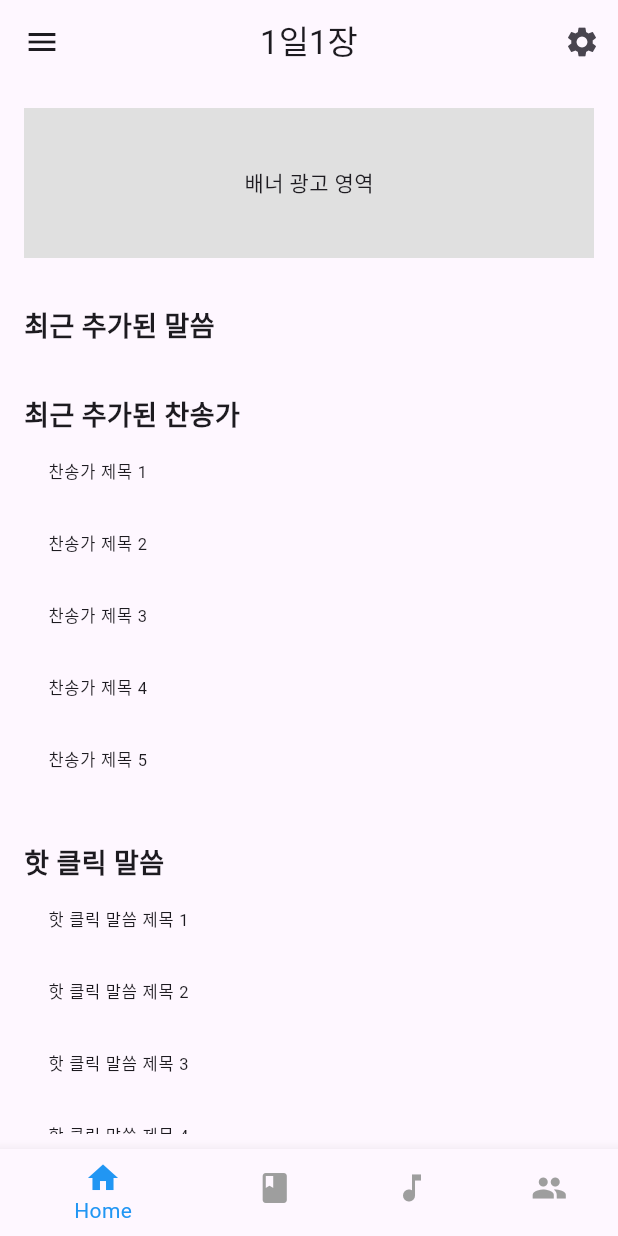
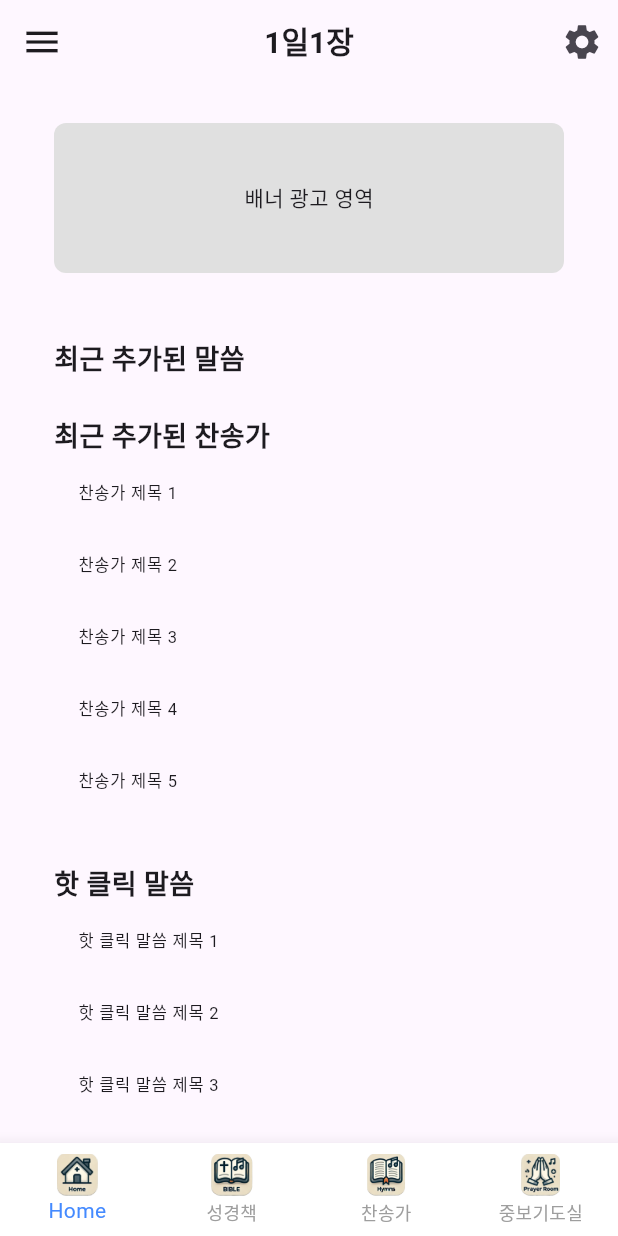
Before and after one commit to kys7442/ex8, a Flutter app: the screen it shows after launch, on a phone screen of 412 x 824 dp. Run offline on Flutter 3.47's test engine with Material 3 defaults, Android fonts, the phone set to English and light mode, and no system bars; our stand-ins replace flutter_dotenv, google_mobile_ads; network calls fail.

Commit message:
아이콘 추가

```diff
--- a/lib/screens/home_page.dart
+++ b/lib/screens/home_page.dart
@@ -63,12 +63,13 @@ class HomePageState extends State<HomePage> {
   Widget build(BuildContext context) {
     return Scaffold(
       appBar: AppBar(
-        title: Text('1일1장'),
+        title: Text('1일1장',
+            style: TextStyle(fontSize: 20, fontWeight: FontWeight.bold)),
         centerTitle: true,
         leading: Builder(
           builder: (context) {
             return IconButton(
-              icon: Icon(Icons.menu),
+              icon: Icon(Icons.menu, size: 28),
               onPressed: () {
                 Scaffold.of(context).openDrawer();
               },
@@ -77,7 +78,7 @@ class HomePageState extends State<HomePage> {
         ),
         actions: [
           IconButton(
-            icon: Icon(Icons.settings),
+            icon: Icon(Icons.settings, size: 28),
             onPressed: () {
               showModalBottomSheet(
                 context: context,
@@ -85,9 +86,9 @@ class HomePageState extends State<HomePage> {
               );
             },
           ),
-          if (isLoggedIn) // 로그인 된 경우에만 로그아웃 버튼 표시
+          if (isLoggedIn)
             IconButton(
-              icon: Icon(Icons.logout),
+              icon: Icon(Icons.logout, size: 28),
               onPressed: _logout,
             ),
         ],
@@ -102,12 +103,15 @@ class HomePageState extends State<HomePage> {
               ),
               child: Text(
                 'Menu',
-                style: TextStyle(color: Colors.white, fontSize: 24),
+                style: TextStyle(
+                    color: Colors.white,
+                    fontSize: 24,
+                    fontWeight: FontWeight.bold),
               ),
             ),
             ListTile(
-              leading: Icon(Icons.person),
-              title: Text('프로필'),
+              leading: Icon(Icons.person, size: 24),
+              title: Text('프로필', style: TextStyle(fontSize: 16)),
               onTap: () {
                 if (isLoggedIn) {
                   Navigator.push(
@@ -162,21 +166,26 @@ class HomePageState extends State<HomePage> {
           ],
         ),
       ),
-      body: Column(
+      body: Padding(
+        padding: const EdgeInsets.symmetric(horizontal: 20.0, vertical: 10.0),
+        child: Column(
           children: [
             Expanded(
               child: ListView(
                 padding: EdgeInsets.all(16.0),
                 children: [
-                // 배너 광고 박스
                   Container(
                     height: 100,
+                    margin: EdgeInsets.only(bottom: 20),
+                    decoration: BoxDecoration(
                       color: Colors.grey[300],
-                  child: Center(child: Text('배너 광고 영역')),
+                      borderRadius: BorderRadius.circular(8),
                     ),
-                SizedBox(height: 32),
-
-                // 최근 추가된 말씀
+                    child: Center(
+                        child:
+                            Text('배너 광고 영역', style: TextStyle(fontSize: 14))),
+                  ),
+                  SizedBox(height: 24),
                   Text('최근 추가된 말씀',
                       style:
                           TextStyle(fontSize: 18, fontWeight: FontWeight.bold)),
@@ -186,17 +195,18 @@ class HomePageState extends State<HomePage> {
                     ...wordcards.map((wordcard) {
                       return ListTile(
                         dense: true,
+                        contentPadding: EdgeInsets.symmetric(
+                            vertical: 4.0, horizontal: 16.0),
                         title: Text(
                           '${wordcard['verse']} ${wordcard['book']} ${wordcard['schapter']}:${wordcard['spage']} ~ ${wordcard['echapter']}:${wordcard['epage']} - ',
-                        style: TextStyle(fontSize: 11),
+                          style: TextStyle(fontSize: 13),
                         ),
                         subtitle: Text(
-                          '추가 정보: ${wordcard['additionalInfo'] ?? '없음'}'), // 추가 정보 출력
+                            '추가 정보: ${wordcard['additionalInfo'] ?? '없음'}',
+                            style: TextStyle(fontSize: 12)),
                       );
                     }),
-                SizedBox(height: 32),
-
-                // 최근 등록된 찬송가
+                  SizedBox(height: 24),
                   Text('최근 추가된 찬송가',
                       style:
                           TextStyle(fontSize: 18, fontWeight: FontWeight.bold)),
@@ -211,8 +221,6 @@ class HomePageState extends State<HomePage> {
                     ),
                   ),
                   SizedBox(height: 32),
-
-                // 핫 클릭 말씀
                   Text('핫 클릭 말씀',
                       style:
                           TextStyle(fontSize: 18, fontWeight: FontWeight.bold)),
@@ -227,8 +235,6 @@ class HomePageState extends State<HomePage> {
                     ),
                   ),
                   SizedBox(height: 32),
-
-                // 자주보는 성경구절
                   Text('자주보는 성경구절',
                       style:
                           TextStyle(fontSize: 18, fontWeight: FontWeight.bold)),
@@ -248,6 +254,7 @@ class HomePageState extends State<HomePage> {
             ),
           ],
         ),
+      ),
     );
   }
 }
--- a/lib/widgets/main_bottom_navigation.dart
+++ b/lib/widgets/main_bottom_navigation.dart
@@ -10,27 +10,43 @@ class MainPageBottomNavigationBar extends StatelessWidget {
   @override
   Widget build(BuildContext context) {
     return BottomNavigationBar(
-      items: const <BottomNavigationBarItem>[
+      items: <BottomNavigationBarItem>[
         BottomNavigationBarItem(
-          icon: Icon(Icons.home),
+          icon: _buildIcon('assets/images/home.png', Icons.home),
           label: 'Home',
         ),
         BottomNavigationBarItem(
-          icon: Icon(Icons.book),
+          icon: _buildIcon('assets/images/bible.png', Icons.book),
           label: '성경책',
         ),
         BottomNavigationBarItem(
-          icon: Icon(Icons.music_note),
+          icon: _buildIcon('assets/images/hymn.png', Icons.music_note),
           label: '찬송가',
         ),
         BottomNavigationBarItem(
-          icon: Icon(Icons.people),
-          label: '커뮤니티',
+          icon: _buildIcon('assets/images/prayer.png', Icons.people),
+          label: '중보기도실',
         ),
       ],
       currentIndex: selectedIndex,
-      selectedItemColor: Colors.blue,
+      selectedItemColor: Colors.blueAccent,
+      unselectedItemColor: Colors.grey,
+      showUnselectedLabels: true,
+      type: BottomNavigationBarType.fixed,
+      backgroundColor: Colors.white,
+      elevation: 10,
       onTap: onTap,
     );
   }
+
+  Widget _buildIcon(String assetPath, IconData fallbackIcon) {
+    return Image.asset(
+      assetPath,
+      width: 28,
+      height: 28,
+      errorBuilder: (context, error, stackTrace) {
+        return Icon(fallbackIcon, size: 24);
+      },
+    );
+  }
 }
```
Also changed, not shown: assets/images/bible.png (added), assets/images/home.png (added), assets/images/hymn.png (added), assets/images/prayer.png (added). Lines whose indentation alone changed are shown as unchanged.
